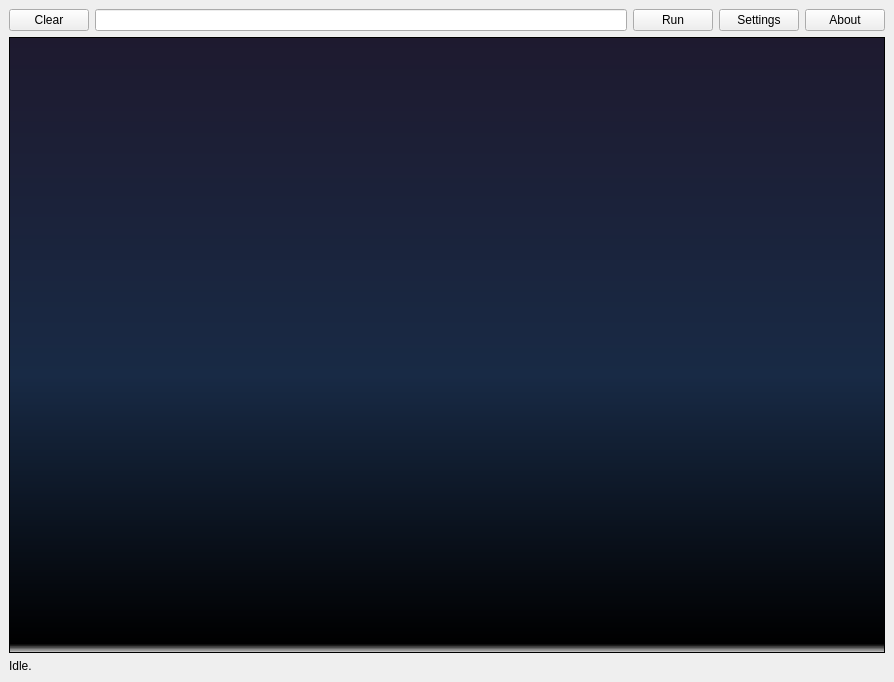
First picture: the form in models/main_window.ui, repository drtwisted/appium-dot-run, before the edit.
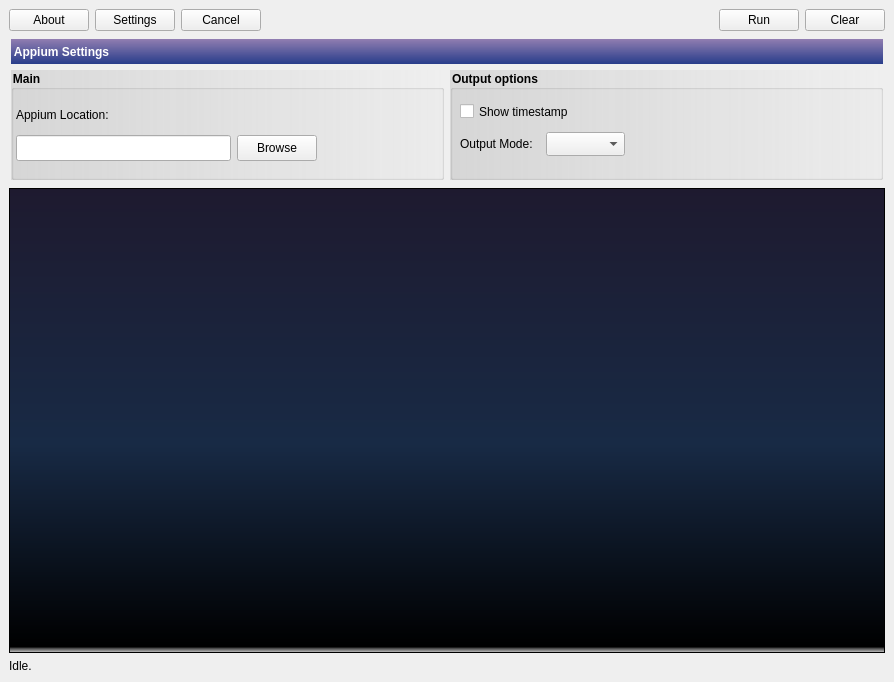
Second picture: the form after the edit. Icons and pictures are not drawn.

Commit message: Introduce settings functionality - AppiumOptions type class represents appium command line options - LogLevel type class to represent appium --log-level param variants (only basic for now) - Main window redesign to incapsulate settings - implemented About Dialog

```diff
--- a/models/main_window.ui
+++ b/models/main_window.ui
@@ -14,7 +14,20 @@
    <string>Appium Runner</string>
   </property>
   <property name="styleSheet">
-   <string notr="true">.QTextEdit
+   <string notr="true">.QButton#btnSettings{
+background-color: qlineargradient(spread:pad, x1:0, y1:1, x2:0, y2:0, stop:0 rgba(109, 140, 163, 255), stop:0.77665 rgba(74, 75, 59, 255), stop:1 rgba(255, 255, 255, 255));
+}
+.QGroupBox
+{
+background-color: qlineargradient(spread:pad, x1:0, y1:1, x2:1, y2:1, stop:0 rgba(151, 151, 151, 64), stop:1 rgba(255, 255, 255, 0));
+font: bold;
+}
+.QLabel#lbSettings
+{
+background-color: qlineargradient(spread:pad, x1:0, y1:1, x2:0, y2:0, stop:0 rgba(40, 61, 139, 255), stop:1 rgba(60, 23, 120, 134));
+	color: rgb(255, 255, 255);
+}
+.QTextEdit
 {
 background-color: qlineargradient(spread:pad, x1:0, y1:0, x2:0, y2:1, stop:0 rgba(30, 26, 47, 255), stop:0.55 rgba(24, 42, 69, 255), stop:0.985 rgba(0, 0, 0, 255), stop:1 rgba(0, 0, 0, 0));
 background-image: url(:/img/appium_logo_rgb.png);
@@ -30,6 +43,53 @@
      <layout class="QVBoxLayout" name="verticalLayout">
       <item>
        <layout class="QHBoxLayout" name="horizontalLayout">
+        <item>
+         <widget class="QPushButton" name="btnAbout">
+          <property name="text">
+           <string>About</string>
+          </property>
+         </widget>
+        </item>
+        <item>
+         <widget class="QPushButton" name="btnSettings">
+          <property name="text">
+           <string>Settings</string>
+          </property>
+          <property name="default">
+           <bool>false</bool>
+          </property>
+          <property name="flat">
+           <bool>false</bool>
+          </property>
+         </widget>
+        </item>
+        <item>
+         <widget class="QPushButton" name="btnCancel">
+          <property name="text">
+           <string>Cancel</string>
+          </property>
+         </widget>
+        </item>
+        <item>
+         <spacer name="horizontalSpacer">
+          <property name="orientation">
+           <enum>Qt::Horizontal</enum>
+          </property>
+          <property name="sizeHint" stdset="0">
+           <size>
+            <width>40</width>
+            <height>20</height>
+           </size>
+          </property>
+         </spacer>
+        </item>
+        <item>
+         <widget class="QPushButton" name="btnRun">
+          <property name="text">
+           <string>Run</string>
+          </property>
+         </widget>
+        </item>
         <item>
          <widget class="QPushButton" name="btnClear">
           <property name="sizePolicy">
@@ -49,32 +109,221 @@
           </property>
          </widget>
         </item>
-        <item>
-         <widget class="QLineEdit" name="leCmd"/>
-        </item>
-        <item>
-         <widget class="QPushButton" name="btnRun">
-          <property name="text">
-           <string>Run</string>
-          </property>
-         </widget>
-        </item>
-        <item>
-         <widget class="QPushButton" name="btnSettings">
-          <property name="text">
-           <string>Settings</string>
-          </property>
-         </widget>
-        </item>
-        <item>
-         <widget class="QPushButton" name="btnAbout">
-          <property name="text">
-           <string>About</string>
-          </property>
-         </widget>
-        </item>
        </layout>
       </item>
+      <item>
+       <widget class="QFrame" name="frmSettings">
+        <property name="enabled">
+         <bool>true</bool>
+        </property>
+        <property name="sizePolicy">
+         <sizepolicy hsizetype="MinimumExpanding" vsizetype="Minimum">
+          <horstretch>0</horstretch>
+          <verstretch>0</verstretch>
+         </sizepolicy>
+        </property>
+        <property name="minimumSize">
+         <size>
+          <width>0</width>
+          <height>110</height>
+         </size>
+        </property>
+        <layout class="QGridLayout" name="gridLayout_3">
+         <property name="leftMargin">
+          <number>2</number>
+         </property>
+         <property name="topMargin">
+          <number>2</number>
+         </property>
+         <property name="rightMargin">
+          <number>2</number>
+         </property>
+         <property name="bottomMargin">
+          <number>2</number>
+         </property>
+         <item row="0" column="0">
+          <layout class="QVBoxLayout" name="verticalLayout_2">
+           <item>
+            <widget class="QLabel" name="lbSettings">
+             <property name="sizePolicy">
+              <sizepolicy hsizetype="Preferred" vsizetype="Minimum">
+               <horstretch>0</horstretch>
+               <verstretch>0</verstretch>
+              </sizepolicy>
+             </property>
+             <property name="minimumSize">
+              <size>
+               <width>0</width>
+               <height>25</height>
+              </size>
+             </property>
+             <property name="font">
+              <font>
+               <weight>75</weight>
+               <bold>true</bold>
+              </font>
+             </property>
+             <property name="text">
+              <string> Appium Settings</string>
+             </property>
+            </widget>
+           </item>
+           <item>
+            <layout class="QHBoxLayout" name="horizontalLayout_2">
+             <property name="sizeConstraint">
+              <enum>QLayout::SetDefaultConstraint</enum>
+             </property>
+             <item>
+              <widget class="QGroupBox" name="grpMainSettings">
+               <property name="sizePolicy">
+                <sizepolicy hsizetype="Preferred" vsizetype="Minimum">
+                 <horstretch>0</horstretch>
+                 <verstretch>0</verstretch>
+                </sizepolicy>
+               </property>
+               <property name="minimumSize">
+                <size>
+                 <width>0</width>
+                 <height>110</height>
+                </size>
+               </property>
+               <property name="title">
+                <string>Main</string>
+               </property>
+               <widget class="QWidget" name="">
+                <property name="geometry">
+                 <rect>
+                  <x>5</x>
+                  <y>30</y>
+                  <width>301</width>
+                  <height>61</height>
+                 </rect>
+                </property>
+                <layout class="QVBoxLayout" name="verticalLayout_3">
+                 <item>
+                  <widget class="QLabel" name="lbAppiumLocation">
+                   <property name="text">
+                    <string>Appium Location:</string>
+                   </property>
+                  </widget>
+                 </item>
+                 <item>
+                  <layout class="QHBoxLayout" name="horizontalLayout_3">
+                   <item>
+                    <widget class="QLineEdit" name="leAppiumLocation">
+                     <property name="minimumSize">
+                      <size>
+                       <width>0</width>
+                       <height>26</height>
+                      </size>
+                     </property>
+                    </widget>
+                   </item>
+                   <item>
+                    <widget class="QPushButton" name="btnBrowseAppiumLocation">
+                     <property name="sizePolicy">
+                      <sizepolicy hsizetype="Preferred" vsizetype="Fixed">
+                       <horstretch>0</horstretch>
+                       <verstretch>0</verstretch>
+                      </sizepolicy>
+                     </property>
+                     <property name="minimumSize">
+                      <size>
+                       <width>0</width>
+                       <height>26</height>
+                      </size>
+                     </property>
+                     <property name="text">
+                      <string>Browse</string>
+                     </property>
+                    </widget>
+                   </item>
+                  </layout>
+                 </item>
+                </layout>
+               </widget>
+               <zorder>lbAppiumLocation</zorder>
+               <zorder>leAppiumLocation</zorder>
+               <zorder>grpOutputOptions</zorder>
+              </widget>
+             </item>
+             <item>
+              <widget class="QGroupBox" name="grpOutputOptions">
+               <property name="title">
+                <string>Output options</string>
+               </property>
+               <property name="flat">
+                <bool>false</bool>
+               </property>
+               <widget class="QCheckBox" name="cbShowTimeStamp">
+                <property name="geometry">
+                 <rect>
+                  <x>10</x>
+                  <y>30</y>
+                  <width>125</width>
+                  <height>23</height>
+                 </rect>
+                </property>
+                <property name="autoFillBackground">
+                 <bool>false</bool>
+                </property>
+                <property name="text">
+                 <string>Show timestamp</string>
+                </property>
+               </widget>
+               <widget class="QWidget" name="">
+                <property name="geometry">
+                 <rect>
+                  <x>10</x>
+                  <y>60</y>
+                  <width>165</width>
+                  <height>28</height>
+                 </rect>
+                </property>
+                <layout class="QHBoxLayout" name="horizontalLayout_4">
+                 <item>
+                  <widget class="QLabel" name="lbOutputMode">
+                   <property name="sizePolicy">
+                    <sizepolicy hsizetype="Preferred" vsizetype="Fixed">
+                     <horstretch>0</horstretch>
+                     <verstretch>0</verstretch>
+                    </sizepolicy>
+                   </property>
+                   <property name="minimumSize">
+                    <size>
+                     <width>0</width>
+                     <height>24</height>
+                    </size>
+                   </property>
+                   <property name="text">
+                    <string>Output Mode:</string>
+                   </property>
+                  </widget>
+                 </item>
+                 <item>
+                  <widget class="QComboBox" name="cmbOutputMode">
+                   <property name="minimumSize">
+                    <size>
+                     <width>0</width>
+                     <height>24</height>
+                    </size>
+                   </property>
+                   <property name="sizeAdjustPolicy">
+                    <enum>QComboBox::AdjustToContentsOnFirstShow</enum>
+                   </property>
+                  </widget>
+                 </item>
+                </layout>
+               </widget>
+              </widget>
+             </item>
+            </layout>
+           </item>
+          </layout>
+         </item>
+        </layout>
+       </widget>
+      </item>
       <item>
        <widget class="QTextEdit" name="teOutput">
         <property name="font">
```
The commit also changes 3 other files.
